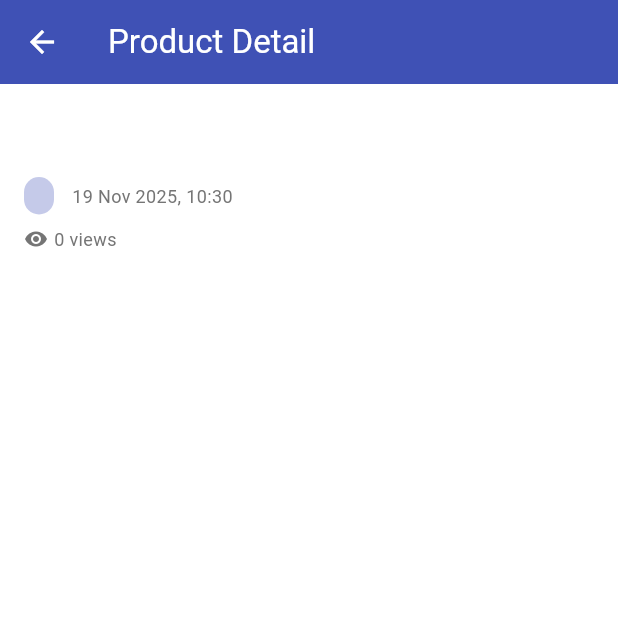
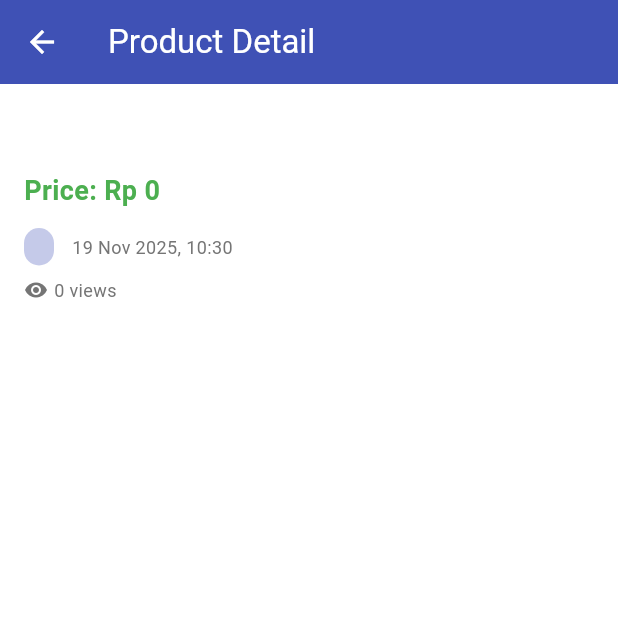
Before and after one commit to emirbasuki/football-shop-mobile, a Flutter app: the ProductDetailPage screen opened directly with empty values, on a phone screen of 412 x 824 dp, the top half of it. Run offline on Flutter 3.47's test engine with Material 3 defaults, Android fonts, the phone set to English and light mode, and no system bars; missing offline and left inert: pbp_django_auth.

Commit message:
Tugas 9 Selesai

```diff
--- a/lib/screens/product_detail.dart
+++ b/lib/screens/product_detail.dart
@@ -73,6 +73,16 @@ class ProductDetailPage extends StatelessWidget {
                       fontWeight: FontWeight.bold,
                     ),
                   ),
+                  const SizedBox(height: 8),
+                  // Price
+                  Text(
+                    'Price: Rp ${product.price}',
+                    style: const TextStyle(
+                      fontSize: 18.0,
+                      fontWeight: FontWeight.w600,
+                      color: Colors.green,
+                    ),
+                  ),
                   const SizedBox(height: 12),
 
                   // Category and Date
--- a/lib/screens/product_entry_list.dart
+++ b/lib/screens/product_entry_list.dart
@@ -112,7 +112,7 @@ class _ProductEntryListPageState extends State<ShopEntryListPage> {
               return const Column(
                 children: [
                   Text(
-                    'There are no shop in football shop yet.',
+                    'There are no product in football shop yet.',
                     style: TextStyle(fontSize: 20, color: Color(0xff59A5D8)),
                   ),
                   SizedBox(height: 8),
```
